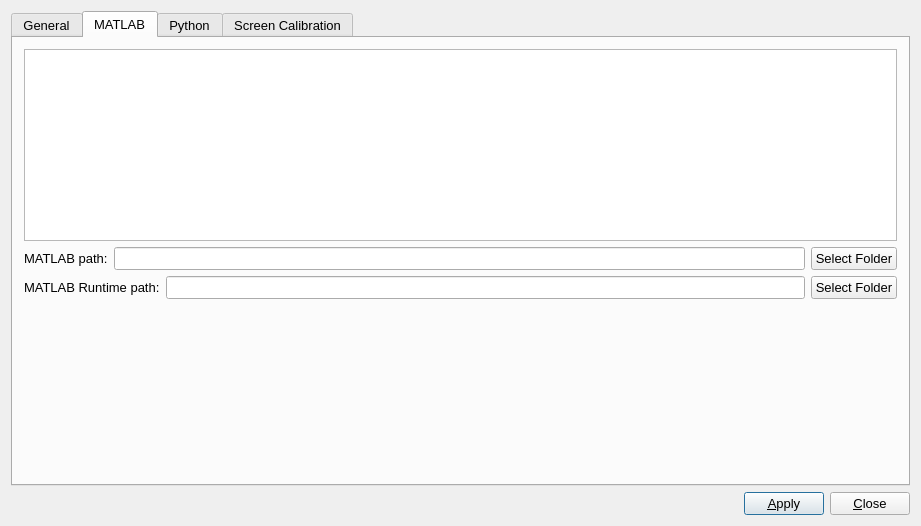
The window that src/AnyWave/Prefs/AwPrefsDial.ui (HIP-infrastructure/anywave-code) describes before a commit, drawn with Qt 5.
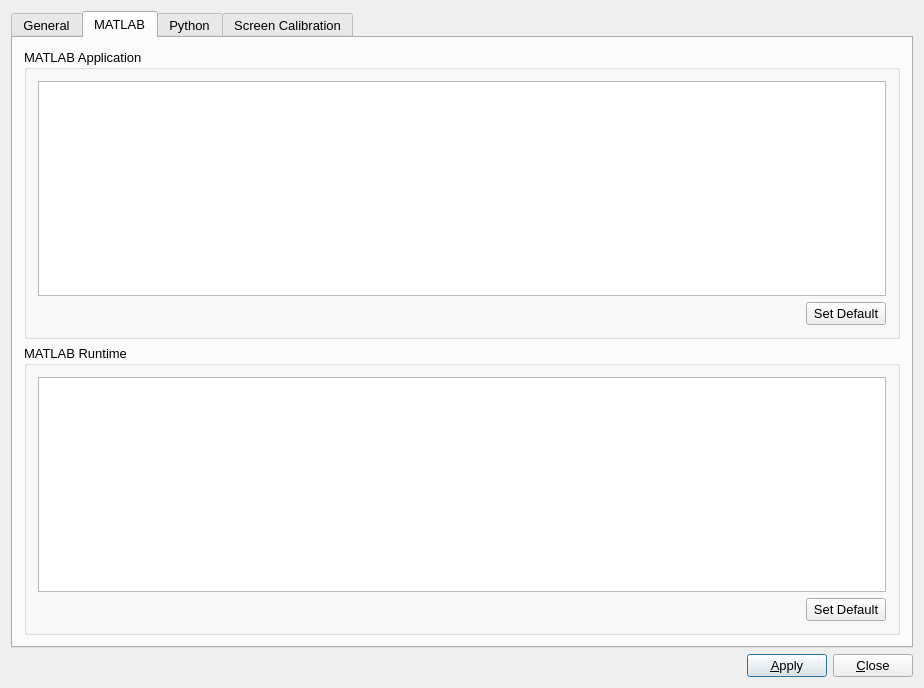
The same window after the commit. The open tabs and pages were chosen to show the change. Icons and pictures are not drawn.

Commit message:
News: new GUI in Preferences to handle which MATLAB to use and which MATLAB Runtime to use for plugins.
The idea is to allow changing the default Runtime to use and also to add an automatic switch to the required Runtime depending on the plugin.
Plugins now can specify the runtime version to use in desc.txt file

Fixes:
- when mapping mode is active anywave crashed when the use clicks.

```diff
--- a/src/AnyWave/Prefs/AwPrefsDial.ui
+++ b/src/AnyWave/Prefs/AwPrefsDial.ui
@@ -6,8 +6,8 @@
    <rect>
     <x>0</x>
     <y>0</y>
-    <width>921</width>
-    <height>526</height>
+    <width>924</width>
+    <height>688</height>
    </rect>
   </property>
   <property name="minimumSize">
@@ -785,125 +785,102 @@
       <attribute name="title">
        <string>MATLAB</string>
       </attribute>
-      <layout class="QGridLayout" name="gridLayout_7">
-       <item row="0" column="0">
         <layout class="QVBoxLayout" name="verticalLayout_2">
          <item>
-          <widget class="QPlainTextEdit" name="plainTextEdit">
-           <property name="readOnly">
-            <bool>true</bool>
-           </property>
-          </widget>
-         </item>
-         <item>
-          <layout class="QHBoxLayout" name="horizontalLayout_18">
-           <item>
-            <widget class="QLabel" name="label_13">
+        <widget class="QGroupBox" name="groupMATLAB">
              <property name="sizePolicy">
-              <sizepolicy hsizetype="Preferred" vsizetype="Fixed">
+          <sizepolicy hsizetype="Expanding" vsizetype="Expanding">
                <horstretch>0</horstretch>
                <verstretch>0</verstretch>
               </sizepolicy>
              </property>
-             <property name="text">
-              <string>MATLAB path:</string>
-             </property>
-            </widget>
-           </item>
-           <item>
-            <widget class="QLineEdit" name="lineEditMatlabPath">
-             <property name="sizePolicy">
-              <sizepolicy hsizetype="Expanding" vsizetype="Fixed">
-               <horstretch>0</horstretch>
-               <verstretch>0</verstretch>
-              </sizepolicy>
-             </property>
-             <property name="toolTip">
-              <string>&lt;html&gt;&lt;head/&gt;&lt;body&gt;&lt;p&gt;This is the path to MATLAB current installation.&lt;/p&gt;&lt;p&gt;Change the path to the corresponding MATLAB location on your system.&lt;/p&gt;&lt;/body&gt;&lt;/html&gt;</string>
-             </property>
-            </widget>
-           </item>
-           <item>
-            <widget class="QPushButton" name="buttonSelectMatlabFolder">
-             <property name="sizePolicy">
-              <sizepolicy hsizetype="Preferred" vsizetype="Preferred">
-               <horstretch>0</horstretch>
-               <verstretch>0</verstretch>
-              </sizepolicy>
-             </property>
-             <property name="toolTip">
-              <string>Choose the MATLAB folder</string>
-             </property>
+         <property name="title">
+          <string>MATLAB Application</string>
+         </property>
+         <layout class="QGridLayout" name="gridLayout_6">
+          <item row="0" column="0" colspan="2">
+           <widget class="QTableView" name="tableViewMATLAB">
+            <property name="editTriggers">
+             <set>QAbstractItemView::NoEditTriggers</set>
+            </property>
+            <property name="selectionMode">
+             <enum>QAbstractItemView::SingleSelection</enum>
+            </property>
+            <property name="cornerButtonEnabled">
+             <bool>false</bool>
+            </property>
+            <attribute name="horizontalHeaderStretchLastSection">
+             <bool>true</bool>
+            </attribute>
+           </widget>
+          </item>
+          <item row="1" column="0">
+           <spacer name="horizontalSpacer_12">
+            <property name="orientation">
+             <enum>Qt::Horizontal</enum>
+            </property>
+            <property name="sizeHint" stdset="0">
+             <size>
+              <width>778</width>
+              <height>20</height>
+             </size>
+            </property>
+           </spacer>
+          </item>
+          <item row="1" column="1">
+           <widget class="QPushButton" name="buttonDefault">
              <property name="text">
-              <string>Select Folder</string>
+             <string>Set Default</string>
              </property>
             </widget>
            </item>
           </layout>
-         </item>
-         <item>
-          <layout class="QHBoxLayout" name="horizontalLayout_19">
-           <item>
-            <widget class="QLabel" name="labelMCR">
-             <property name="sizePolicy">
-              <sizepolicy hsizetype="Preferred" vsizetype="Fixed">
-               <horstretch>0</horstretch>
-               <verstretch>0</verstretch>
-              </sizepolicy>
-             </property>
-             <property name="text">
-              <string>MATLAB Runtime path:</string>
-             </property>
             </widget>
            </item>
            <item>
-            <widget class="QLineEdit" name="lineEditMCR">
+        <widget class="QGroupBox" name="groupRuntime">
              <property name="sizePolicy">
-              <sizepolicy hsizetype="Expanding" vsizetype="Fixed">
+          <sizepolicy hsizetype="Expanding" vsizetype="Expanding">
                <horstretch>0</horstretch>
                <verstretch>0</verstretch>
               </sizepolicy>
              </property>
-             <property name="toolTip">
-              <string>This is the path to the MATLAB Runtime installed on your system. You must specify a path on Linux or Mac OS X systems.</string>
-             </property>
-            </widget>
-           </item>
-           <item>
-            <widget class="QPushButton" name="buttonSelectMCR">
-             <property name="sizePolicy">
-              <sizepolicy hsizetype="Preferred" vsizetype="Preferred">
-               <horstretch>0</horstretch>
-               <verstretch>0</verstretch>
-              </sizepolicy>
-             </property>
-             <property name="toolTip">
-              <string>Choose the MATLAB Runtime folder</string>
-             </property>
-             <property name="text">
-              <string>Select Folder</string>
-             </property>
-            </widget>
-           </item>
-          </layout>
-         </item>
-         <item>
-          <layout class="QHBoxLayout" name="horizontalLayout_20"/>
-         </item>
-         <item>
-          <spacer name="verticalSpacer_5">
+         <property name="title">
+          <string>MATLAB Runtime</string>
+         </property>
+         <layout class="QGridLayout" name="gridLayout_7">
+          <item row="0" column="0" colspan="2">
+           <widget class="QTableView" name="tableViewRuntime">
+            <property name="editTriggers">
+             <set>QAbstractItemView::NoEditTriggers</set>
+            </property>
+            <attribute name="horizontalHeaderStretchLastSection">
+             <bool>true</bool>
+            </attribute>
+           </widget>
+          </item>
+          <item row="1" column="0">
+           <spacer name="horizontalSpacer_13">
            <property name="orientation">
-            <enum>Qt::Vertical</enum>
+             <enum>Qt::Horizontal</enum>
            </property>
            <property name="sizeHint" stdset="0">
             <size>
-             <width>20</width>
-             <height>40</height>
+              <width>778</width>
+              <height>20</height>
             </size>
            </property>
           </spacer>
          </item>
-        </layout>
+          <item row="1" column="1">
+           <widget class="QPushButton" name="buttonRuntimeDefault">
+            <property name="text">
+             <string>Set Default</string>
+            </property>
+           </widget>
+          </item>
+         </layout>
+        </widget>
        </item>
       </layout>
      </widget>
```
Left out of the diff: 38 changed lines with no effect on the pictures. Lines whose indentation alone changed are shown as unchanged. The commit also changes 9 other files.
